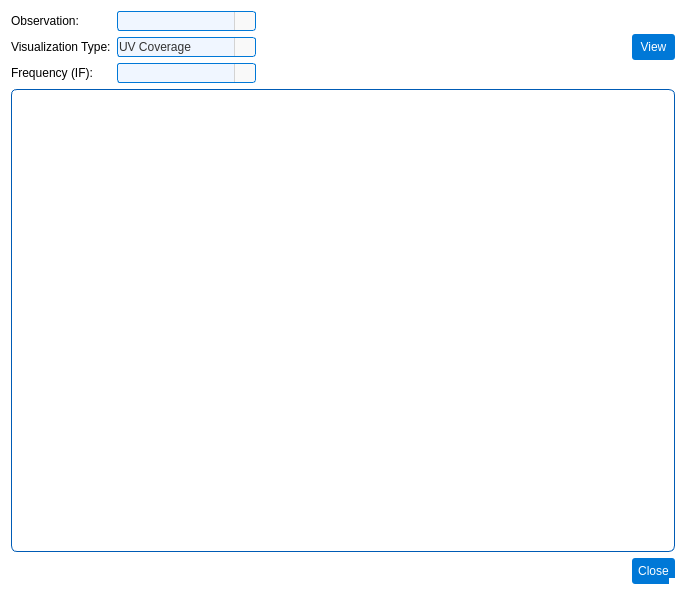
This is pastrocore/gui_pyside/dialog_visualize.ui in Torward1024/pAstroCORE as Qt 5 draws it before an edit. The edited form follows.
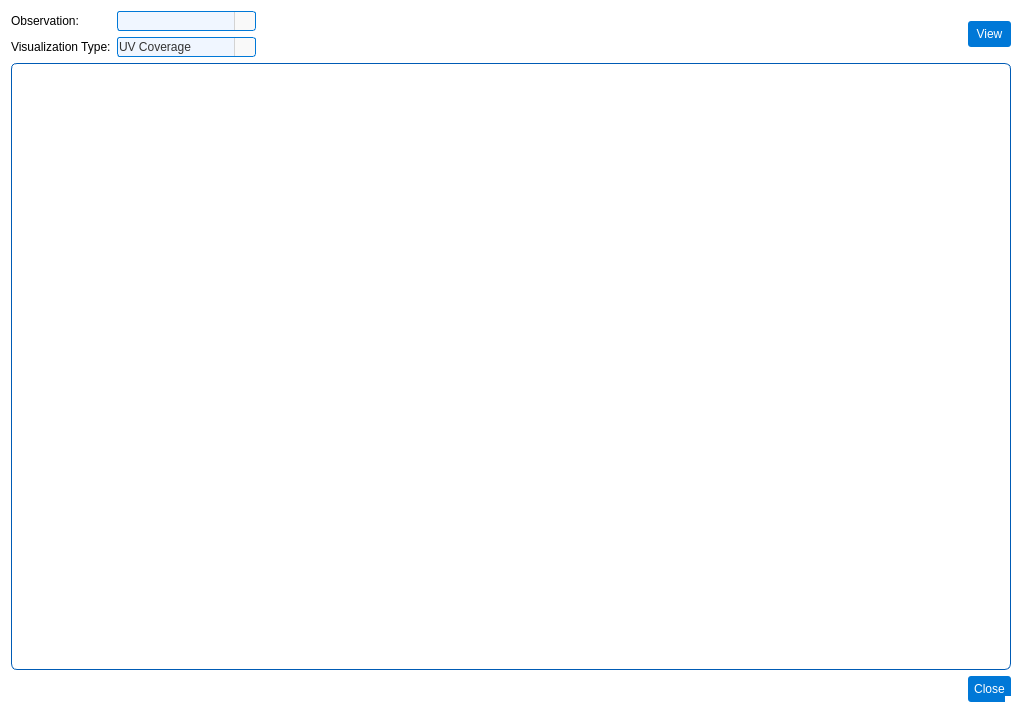
This is the edited form. Icons and pictures are not drawn.

```diff
--- a/pastrocore/gui_pyside/dialog_visualize.ui
+++ b/pastrocore/gui_pyside/dialog_visualize.ui
@@ -9,8 +9,8 @@
    <rect>
     <x>0</x>
     <y>0</y>
-    <width>686</width>
-    <height>595</height>
+    <width>1022</width>
+    <height>713</height>
    </rect>
   </property>
   <property name="sizePolicy">
@@ -134,6 +134,19 @@
            </property>
           </widget>
          </item>
+         <item row="1" column="0">
+          <widget class="QLabel" name="labelVisualizationType">
+           <property name="font">
+            <font>
+             <family>Arial</family>
+             <pointsize>9</pointsize>
+            </font>
+           </property>
+           <property name="text">
+            <string>Visualization Type:</string>
+           </property>
+          </widget>
+         </item>
          <item row="1" column="1">
           <widget class="QComboBox" name="comboBoxVisualizationType">
            <property name="font">
@@ -270,123 +283,6 @@
            </item>
           </widget>
          </item>
-         <item row="2" column="0">
-          <widget class="QLabel" name="labelFrequency">
-           <property name="font">
-            <font>
-             <family>Arial</family>
-             <pointsize>9</pointsize>
-            </font>
-           </property>
-           <property name="text">
-            <string>Frequency (IF):</string>
-           </property>
-          </widget>
-         </item>
-         <item row="2" column="1">
-          <widget class="QComboBox" name="comboBoxFrequency">
-           <property name="font">
-            <font>
-             <family>Arial</family>
-             <pointsize>9</pointsize>
-            </font>
-           </property>
-           <property name="styleSheet">
-            <string notr="true">QComboBox {
-    font-family: Arial;
-    font-size: 9pt;
-    color: #333333;
-    padding: 1px;
-    border-radius: 3px;
-    background-color: #f9f9f9; /* Базовый фон, как у readOnly QLineEdit */
-    border: 1px solid #d3d3d3; /* Базовая граница, как у readOnly QLineEdit */
-}
-
-QComboBox:editable {
-    background-color: #f0f6ff; /* Фон для редактируемого состояния, как у readOnly=&quot;false&quot; */
-    border: 1px solid #0078d7; /* Граница для редактируемого состояния */
-}
-
-QComboBox:editable:hover {
-    border: 1px solid #1a8cff; /* Граница при наведении, как у readOnly=&quot;false&quot;:hover */
-}
-
-QComboBox:editable:focus {
-    border: 1px solid #005bb5; /* Граница при фокусе, как у readOnly=&quot;false&quot;:focus */
-    background-color: #ffffff; /* Фон при фокусе, как у readOnly=&quot;false&quot;:focus */
-}
-
-QComboBox:!editable {
-    background-color: #f0f6ff; /* Фон для редактируемого состояния, как у readOnly=&quot;false&quot; */
-    border: 1px solid #0078d7; /* Граница для редактируемого состояния */
-}
-
-QComboBox:!editable:hover {
-    border: 1px solid #1a8cff; /* Граница при наведении, как у readOnly=&quot;false&quot;:hover */
-}
-
-QComboBox:!editable:focus {
-    border: 1px solid #005bb5; /* Граница при фокусе, как у readOnly=&quot;false&quot;:focus */
-    background-color: #ffffff; /* Фон при фокусе, как у readOnly=&quot;false&quot;:focus */
-}
-
-/* Стилизация кнопки со стрелкой */
-QComboBox::drop-down {
-    subcontrol-origin: padding;
-    subcontrol-position: right;
-    width: 20px;
-    border-left: 1px solid #d3d3d3; /* Добавлена граница для визуального разделения */
-    border-top-right-radius: 3px;
-    border-bottom-right-radius: 3px;
-    background-color: #f9f9f9; /* Фон кнопки, совпадающий с основным */
-}
-
-QComboBox::drop-down:hover {
-    background-color: #0078d7; /* Лёгкое выделение при наведении */
-}
-
-QComboBox::down-arrow {
-    width: 12px;
-    height: 12px;
-    image: url(:/icons/down_arrow_icon.svg);
-}
-
-/* Стилизация выпадающего списка */
-QComboBox QAbstractItemView {
-    font-family: Arial;
-    font-size: 12pt;
-    color: #333333;
-    background-color: #ffffff;
-    border: 1px solid #d3d3d3;
-    selection-background-color: #0078d7;
-    selection-color: #ffffff;
-    padding: 1px;
-}
-
-QComboBox QAbstractItemView::item {
-    padding: 4px;
-    min-height: 20px;
-}
-
-QComboBox QAbstractItemView::item:hover {
-    background-color: #0078d7;
-}</string>
-           </property>
-          </widget>
-         </item>
-         <item row="1" column="0">
-          <widget class="QLabel" name="labelVisualizationType">
-           <property name="font">
-            <font>
-             <family>Arial</family>
-             <pointsize>9</pointsize>
-            </font>
-           </property>
-           <property name="text">
-            <string>Visualization Type:</string>
-           </property>
-          </widget>
-         </item>
         </layout>
        </item>
        <item row="0" column="1">
@@ -430,10 +326,6 @@
          <property name="text">
           <string>View</string>
          </property>
-         <property name="icon">
-          <iconset>
-           <normaloff>:/icons/plot_icon.svg</normaloff>:/icons/plot_icon.svg</iconset>
-         </property>
         </widget>
        </item>
        <item row="3" column="2">
```
